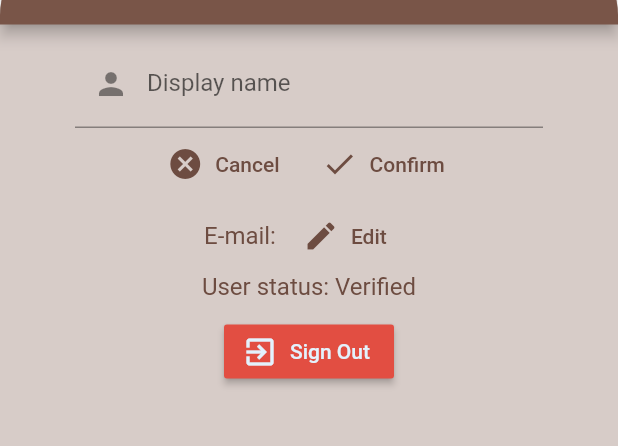
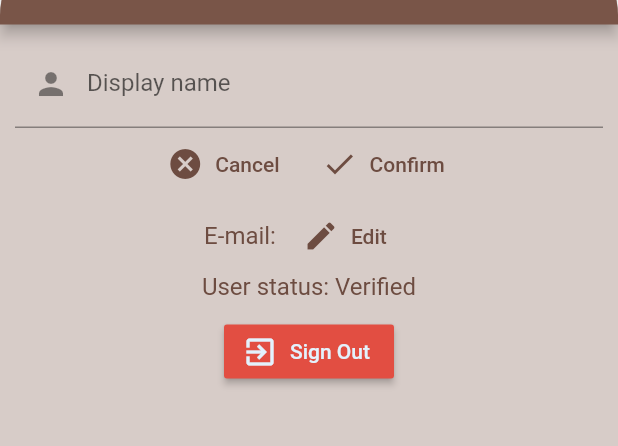
Before and after one commit to jtlinna/caffeine_me_up, a Flutter app: the ProfileView widget shown alone on an empty page, opened directly, after a tap on "Edit", on a phone screen of 412 x 824 dp, the part 97-543 px from its top. Run offline on Flutter 3.47's test engine with Material 2 defaults, Android fonts, the phone set to English and light mode, and no system bars; our stand-ins replace cloud_firestore, cloud_functions, firebase_auth, flutter_spinkit; accounts and stored records are empty.

Commit message:
Refresh current user auth data when opening profile

```diff
--- a/lib/services/auth_service.dart
+++ b/lib/services/auth_service.dart
@@ -141,4 +141,9 @@ class AuthService {
           errorMessage: new ErrorMessage(message: _getErrorMessage(e)));
     }
   }
+
+  Future refreshCurrentUser() async {
+    FirebaseUser currentUser = await _firebaseAuth.currentUser();
+    currentUser.reload();
+  }
 }
--- a/lib/views/home/home_scaffold.dart
+++ b/lib/views/home/home_scaffold.dart
@@ -1,4 +1,5 @@
 import 'package:cafeine_me_up/models/user_data.dart';
+import 'package:cafeine_me_up/services/auth_service.dart';
 import 'package:cafeine_me_up/services/database_service.dart';
 import 'package:cafeine_me_up/views/home/profile_view.dart';
 import 'package:cafeine_me_up/views/loading.dart';
@@ -6,6 +7,8 @@ import 'package:flutter/material.dart';
 import 'package:provider/provider.dart';
 
 class HomeScaffold extends StatelessWidget {
+  final AuthService _auth = AuthService();
+
   final String title;
   final Widget body;
   final BottomNavigationBar bottomNavigationBar;
@@ -16,6 +19,7 @@ class HomeScaffold extends StatelessWidget {
   Widget build(BuildContext context) {
     final UserData userData = Provider.of<UserData>(context);
     void _showProfile() {
+      _auth.refreshCurrentUser();
       showModalBottomSheet(
           context: context,
           isScrollControlled: true,
--- a/lib/views/home/profile_view.dart
+++ b/lib/views/home/profile_view.dart
@@ -262,7 +262,7 @@ class _ProfileViewState extends State<ProfileView> {
             ),
             SizedBox(height: 10),
             Padding(
-              padding: EdgeInsets.symmetric(horizontal: 50),
+              padding: EdgeInsets.symmetric(horizontal: 10),
               child: Column(
                 crossAxisAlignment: CrossAxisAlignment.center,
                 children: _createColumn(context, user, userData),
```
